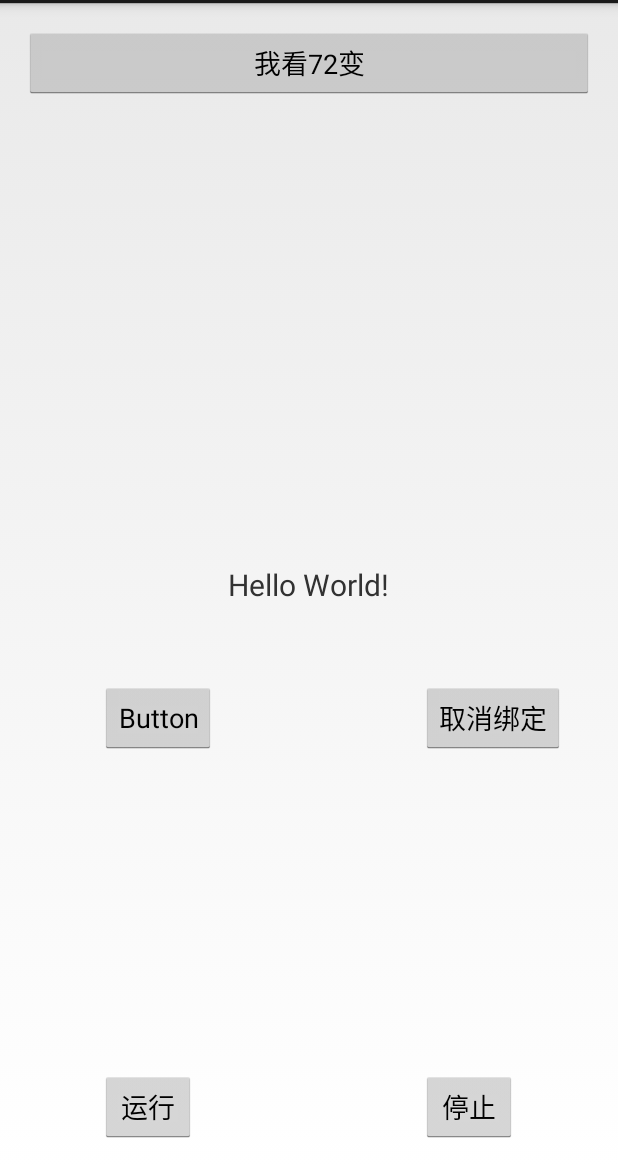
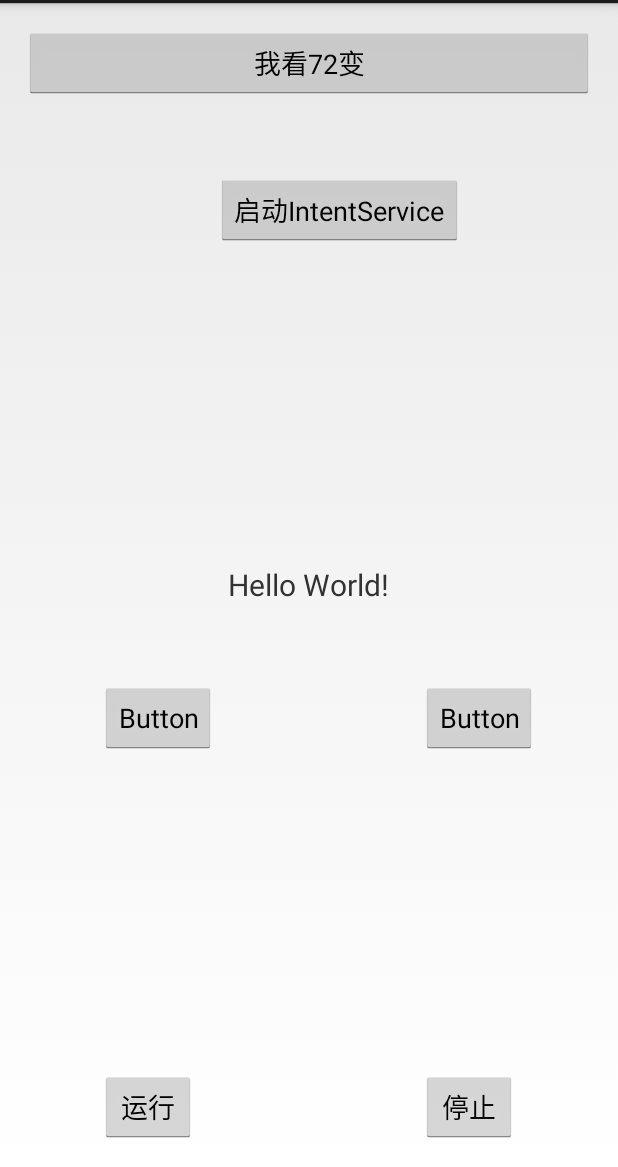
Before and after one commit to marvin-min/MultiThreadDemo, an Android app: the screen it shows after launch (MainActivity), on a phone screen of 412 x 824 dp, the part 69-1236 px from its top. Run offline under Robolectric (Android 15) with nearby library versions, the phone set to English and light mode, and no system bars.

Commit message:
Intent service

```diff
--- a/app/src/main/AndroidManifest.xml
+++ b/app/src/main/AndroidManifest.xml
@@ -17,6 +17,7 @@
         </activity>
 
         <service android:name=".services.MyService"/>
+        <service android:name=".services.MyIntentService"/>
     </application>
 
 </manifest>
--- a/app/src/main/java/com/jarorwar/demo/multi/multithreaddemo/MainActivity.java
+++ b/app/src/main/java/com/jarorwar/demo/multi/multithreaddemo/MainActivity.java
@@ -16,6 +16,7 @@ import android.widget.Button;
 import android.widget.ProgressBar;
 import android.widget.TextView;
 
+import com.jarorwar.demo.multi.multithreaddemo.services.MyIntentService;
 import com.jarorwar.demo.multi.multithreaddemo.services.MyService;
 
 public class MainActivity extends Activity {
@@ -26,6 +27,8 @@ public class MainActivity extends Activity {
     private Button stopServiceButton;
     private Button bindServiceButton;
     private Button unbindServiceButton;
+    private Button startIntentServiceButton;
+
     private MyService.DownloadBinder mDownloadBinder;
 
     private TextView welcomeText;
@@ -115,6 +118,15 @@ public class MainActivity extends Activity {
         });
 
 
+        startIntentServiceButton = (Button) findViewById(R.id.start_intent_service);
+        startIntentServiceButton.setOnClickListener(new View.OnClickListener() {
+            @Override
+            public void onClick(View v) {
+                Intent intent = new Intent(MainActivity.this, MyIntentService.class);
+                startService(intent);
+            }
+        });
+
     }
 
 
--- a/app/src/main/res/layout/activity_main.xml
+++ b/app/src/main/res/layout/activity_main.xml
@@ -66,11 +66,23 @@
         android:id="@+id/bind_service_button"/>
 
     <Button
-        android:text="取消绑定"
+        android:text="Button"
         android:layout_width="wrap_content"
         android:layout_height="wrap_content"
         android:layout_alignBottom="@+id/bind_service_button"
         android:layout_alignLeft="@+id/stopServiceButton"
         android:layout_alignStart="@+id/stopServiceButton"
         android:id="@+id/unbind_service_button"/>
+
+    <Button
+        android:text="启动IntentService"
+        android:layout_width="wrap_content"
+        android:layout_height="wrap_content"
+        android:layout_marginTop="50dp"
+        android:id="@+id/start_intent_service"
+        android:layout_below="@+id/change_text_btn"
+        android:layout_toRightOf="@+id/bind_service_button"
+        android:layout_toEndOf="@+id/bind_service_button"/>
+
+
 </RelativeLayout>
```
Also changed, not shown: app/src/main/java/com/jarorwar/demo/multi/multithreaddemo/services/MyIntentService.java (added, +27 -0 lines).
